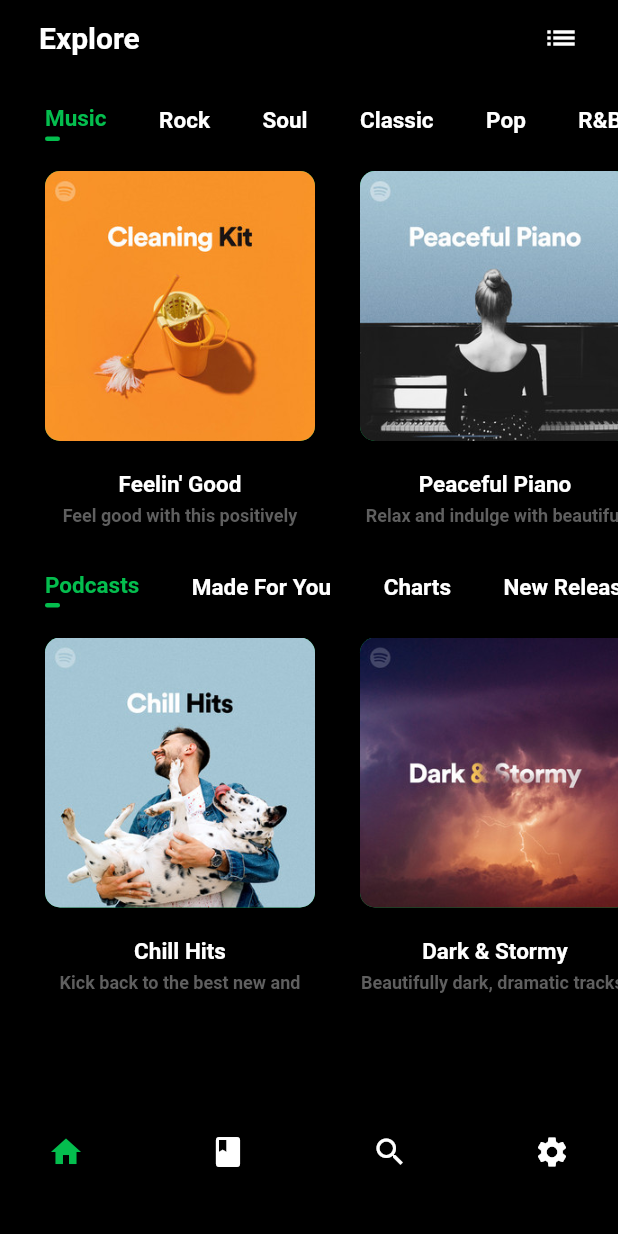
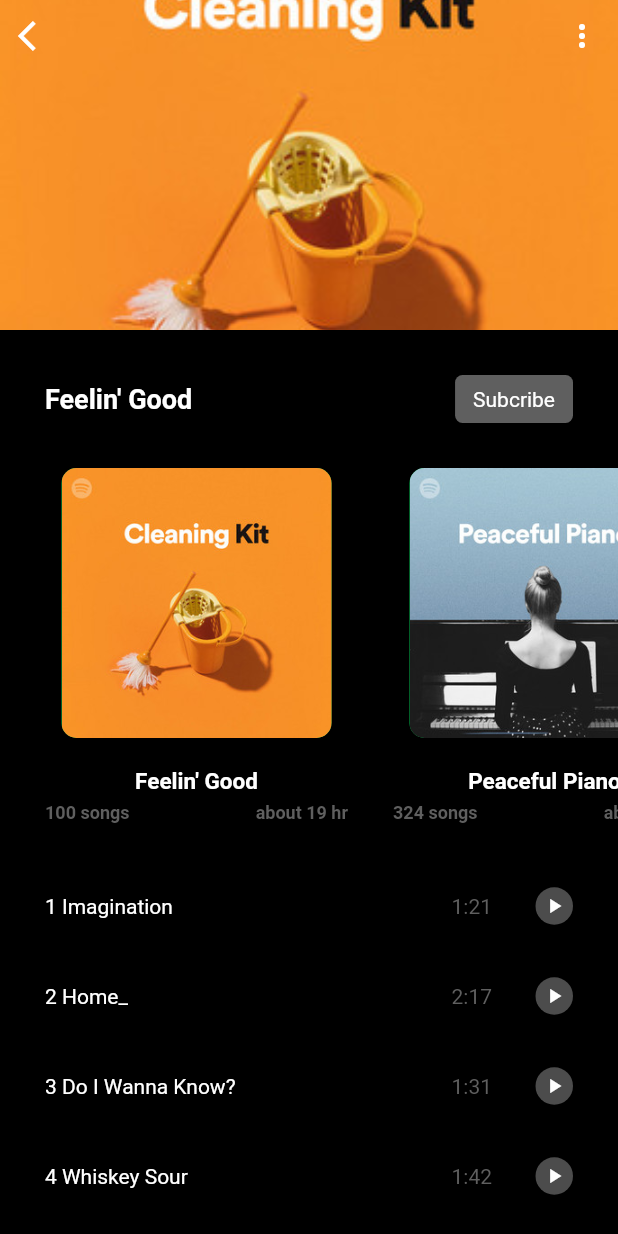
Before and after one commit to miydryg/spotify_clone, a Flutter app: the screen it shows after launch, after a tap on "Feelin' Good", on a phone screen of 412 x 824 dp. Run offline on Flutter 3.47's test engine with Material 2 defaults, Android fonts, the phone set to English and light mode, and no system bars.

Commit message:
add provider

```diff
--- a/lib/main.dart
+++ b/lib/main.dart
@@ -1,9 +1,28 @@
 import 'package:flutter/material.dart';
 import 'package:spotify_clone/pages/root_app.dart';
+import 'package:provider/provider.dart';
+
+import 'package:spotify_clone/provider/root_app_provider.dart';
 
 void main() {
-  runApp(const MaterialApp(
-    debugShowCheckedModeBanner: false,
-    home: RootApp(),
-  ));
+  runApp(const MyApp());
 }
+
+class MyApp extends StatelessWidget {
+  const MyApp({
+    super.key,
+  });
+
+  @override
+  Widget build(BuildContext context) {
+    return  MultiProvider(
+        providers: [
+          ChangeNotifierProvider.value(value: RootAppProvider()),
+
+        ],
+        child: const MaterialApp(
+          home: RootApp(),
+        )
+    );
+  }
+}
--- /dev/null
+++ b/lib/pages/album_page.dart
@@ -0,0 +1,240 @@
+import 'package:flutter/material.dart';
+import 'package:spotify_clone/json/songs_json.dart';
+
+import '../theme/colors.dart';
+import 'home_page.dart';
+
+class a extends StatelessWidget {
+  const a({Key? key}) : super(key: key);
+
+  @override
+  Widget build(BuildContext context) {
+    return const Placeholder();
+  }
+}
+
+
+class AlbumPage extends StatefulWidget {
+  final dynamic song;
+
+  const AlbumPage({Key? key, this.song}) : super(key: key);
+
+  @override
+  State<AlbumPage> createState() => _AlbumPageState();
+}
+
+class _AlbumPageState extends State<AlbumPage> {
+  @override
+  Widget build(BuildContext context) {
+    return Scaffold(
+      backgroundColor: Colors.black,
+      body: albumPageBody(),
+    );
+  }
+
+
+   // class albumPageBody extends StatelessWidget {
+   // const albumPageBody({Key? key, this.song}) : super(key: key);
+   // final dynamic song;
+   // @override
+  Widget albumPageBody() {
+    var size = MediaQuery.of(context).size;
+    List songAlbums = widget.song['songs'];
+    return SingleChildScrollView(
+      child: Stack(
+        children: [
+          Column(
+            children: [
+              Container(
+                width: size.width,
+                height: 220,
+                decoration: BoxDecoration(
+                    image: DecorationImage(
+                        image: AssetImage(widget.song['img']),
+                        fit: BoxFit.cover)),
+              ),
+              SizedBox(
+                height: 30,
+              ),
+              Padding(
+                padding: const EdgeInsets.only(right: 30, left: 30),
+                child: Row(
+                  mainAxisAlignment: MainAxisAlignment.spaceBetween,
+                  children: [
+                    Text(widget.song['title'],
+                        style: const TextStyle(
+                            fontSize: 18,
+                            fontWeight: FontWeight.bold,
+                            color: white)),
+                    Container(
+                      decoration: BoxDecoration(
+                          color: grey, borderRadius: BorderRadius.circular(5)),
+                      child: Padding(
+                        padding: const EdgeInsets.only(
+                            left: 12, right: 12, top: 8, bottom: 8),
+                        child: Text(
+                          'Subcribe',
+                          style: TextStyle(color: white),
+                        ),
+                      ),
+                    )
+                  ],
+                ),
+              ),
+              SizedBox(
+                height: 30,
+              ),
+              SingleChildScrollView(
+                scrollDirection: Axis.horizontal,
+                child: Padding(
+                  padding: const EdgeInsets.only(left: 30),
+                  child: Row(
+                    children: List.generate(songs.length, (index) {
+                      return Padding(
+                        padding: const EdgeInsets.only(right: 30),
+                        child: GestureDetector(
+                          onTap: () {
+                            Navigator.of(context).push(createRoute(index));
+                          },
+                          child: Column(
+                            children: [
+                              Container(
+                                width: 180,
+                                height: 180,
+                                decoration: BoxDecoration(
+                                    image: DecorationImage(
+                                        image: AssetImage(songs[index]['img']),
+                                        fit: BoxFit.cover),
+                                    color: primary,
+                                    borderRadius: BorderRadius.circular(10)),
+                              ),
+                              const SizedBox(
+                                height: 20,
+                              ),
+                              Text(
+                                songs[index]['title'],
+                                style: const TextStyle(
+                                    fontSize: 15,
+                                    color: white,
+                                    fontWeight: FontWeight.w600),
+                              ),
+                              const SizedBox(
+                                height: 5,
+                              ),
+                              SizedBox(
+                                width: size.width - 210,
+                                child: Row(
+                                  mainAxisAlignment:
+                                      MainAxisAlignment.spaceBetween,
+                                  children: [
+                                    Text(
+                                      songs[index]['song_count'],
+                                      maxLines: 1,
+                                      textAlign: TextAlign.center,
+                                      style: const TextStyle(
+                                          fontSize: 12,
+                                          color: grey,
+                                          fontWeight: FontWeight.w600),
+                                    ),
+                                    Text(
+                                      songs[index]['date'],
+                                      maxLines: 1,
+                                      textAlign: TextAlign.center,
+                                      style: const TextStyle(
+                                          fontSize: 12,
+                                          color: grey,
+                                          fontWeight: FontWeight.w600),
+                                    ),
+                                  ],
+                                ),
+                              )
+                            ],
+                          ),
+                        ),
+                      );
+                    }),
+                  ),
+                ),
+              ),
+              SizedBox(
+                height: 30,
+              ),
+              Column(
+                children: List.generate(songAlbums.length, (index) {
+                  return Padding(
+                    padding:
+                        const EdgeInsets.only(right: 30, left: 30, bottom: 10),
+                    child: GestureDetector(
+                      onTap: () {},
+                      child: Row(
+                        children: [
+                          Container(
+                            width: (size.width - 60) * 0.77,
+                            child: Text(
+                              "${index + 1} " + songAlbums[index]['title'],
+                              style: TextStyle(color: white),
+                            ),
+                          ),
+                          Container(
+                            width: (size.width - 60) * 0.23,
+                            height: 50,
+                            child: Row(
+                              mainAxisAlignment: MainAxisAlignment.spaceBetween,
+                              children: [
+                                Text(
+                                  songAlbums[index]['duration'],
+                                  style: TextStyle(color: grey, fontSize: 14),
+                                ),
+                                Container(
+                                  width: 25,
+                                  height: 25,
+                                  decoration: BoxDecoration(
+                                    shape: BoxShape.circle,
+                                    color: grey.withOpacity(0.8)
+                                  ),
+                                  child: Icon(Icons.play_arrow, color: white, size: 16,), // ICONADDTOFAVORITE LIFT OR CHANGENOLIFIRE
+                                )
+                              ],
+                            ),
+                          ),
+                        ],
+                      ),
+                    ),
+                  );
+                }),
+              )
+            ],
+          ),
+          SafeArea(
+            child: Row(
+              mainAxisAlignment: MainAxisAlignment.spaceBetween,
+              children: [
+                IconButton(
+                    onPressed: () {
+                      Navigator.pop(context);
+                    },
+                    icon: const Icon(
+                      Icons.arrow_back_ios,
+                      color: white,
+                    )),
+                IconButton(
+                    onPressed: () {
+                      Navigator.pop(context);
+                    },
+                    icon: const Icon(
+                      Icons.more_vert,
+                      color: white,
+                    ))
+              ],
+            ),
+          )
+        ],
+      ),
+    );
+  }
+}
+
+// class AlbumPageBody extends StatelessWidget {
+//   const AlbumPageBody({Key? key, this.song}) : super(key: key);
+//   final dynamic song;
+//   @override
--- a/lib/pages/home_page.dart
+++ b/lib/pages/home_page.dart
@@ -1,6 +1,10 @@
+
+
 import 'package:flutter/material.dart';
 import 'package:spotify_clone/json/songs_json.dart';
+import 'package:spotify_clone/pages/album_page.dart';
 import 'package:spotify_clone/theme/colors.dart';
+//import 'package:spotify_clone/route/route.dart';
 
 class HomePage extends StatefulWidget {
   const HomePage({Key? key}) : super(key: key);
@@ -16,13 +20,11 @@ class _HomePageState extends State<HomePage> {
   void menuTap(int index) {
     setState(() {
       activeMenu = index;
-
     });
   }
 
   void menuTapBottom(int index) {
     setState(() {
-
       activeMenuBottom = index;
     });
   }
@@ -31,13 +33,16 @@ class _HomePageState extends State<HomePage> {
   Widget build(BuildContext context) {
     return Scaffold(
       backgroundColor: black,
-      appBar: PreferredSize(
-          preferredSize: const Size.fromHeight(50.0), child: getAppBar()),
-      body: getBody(),
+      appBar: const PreferredSize(
+          preferredSize: Size.fromHeight(50.0), child: GetAppBar()),
+      body: GetBodyHomePage(activeMenu, activeMenuBottom, menuTap, menuTapBottom),
     );
   }
-
-  Widget getAppBar() {
+}
+  class GetAppBar extends StatelessWidget {
+    const GetAppBar({Key? key}) : super(key: key);
+    @override
+    Widget build(BuildContext context) {
       return AppBar(
         backgroundColor: black,
         elevation: 0,
@@ -57,8 +62,19 @@ class _HomePageState extends State<HomePage> {
         ),
       );
     }
+  }
 
-  Widget getBody() {
+
+class GetBodyHomePage extends StatelessWidget {
+
+  final int menuActiveTap;
+  final int menuActiveTapBottom;
+  final Function menuTapState;
+  final Function menuTapStateBottom;
+  const GetBodyHomePage(this.menuActiveTap, this.menuActiveTapBottom, this.menuTapState, this.menuTapStateBottom, {super.key,});
+
+  @override
+  Widget build(BuildContext context) {
     return SingleChildScrollView(
       child: Column(
         crossAxisAlignment: CrossAxisAlignment.start,
@@ -76,7 +92,7 @@ class _HomePageState extends State<HomePage> {
                           padding: const EdgeInsets.only(right: 35),
                           child: GestureDetector(
                             onTap: () {
-                          menuTap(index);
+                              menuTapState(index);
                             },
                             child: Column(
                               crossAxisAlignment: CrossAxisAlignment.start,
@@ -85,19 +101,22 @@ class _HomePageState extends State<HomePage> {
                                   song_type_1[index],
                                   style: TextStyle(
                                       fontSize: 15,
-                                  color: activeMenu == index ? primary : white,
+                                      color: menuActiveTap == index
+                                          ? primary
+                                          : white,
                                       fontWeight: FontWeight.w600),
                                 ),
                                 const SizedBox(
                                   height: 3,
                                 ),
-                            activeMenu == index
+                                menuActiveTap == index
                                     ? Container(
                                     width: 10,
                                     height: 3,
                                     decoration: BoxDecoration(
                                         color: primary,
-                                        borderRadius: BorderRadius.circular(5)))
+                                        borderRadius: BorderRadius.circular(
+                                            5)))
                                     : Container()
                               ],
                             ),
@@ -116,9 +135,12 @@ class _HomePageState extends State<HomePage> {
                   child: Row(
                     children: List.generate(songs.length - 5, (index) {
                       return Padding(
+
                         padding: const EdgeInsets.only(right: 30),
                         child: GestureDetector(
-                          onTap: () {},
+                          onTap: () {
+                            Navigator.of(context).push(createRoute(index));
+                          },
                           child: Column(
                             children: [
                               Container(
@@ -126,7 +148,8 @@ class _HomePageState extends State<HomePage> {
                                 height: 180,
                                 decoration: BoxDecoration(
                                     image: DecorationImage(
-                                        image: AssetImage(songs[index]['img']),
+                                        image: AssetImage(
+                                            songs[index]['img']),
                                         fit: BoxFit.cover),
                                     color: primary,
                                     borderRadius: BorderRadius.circular(10)),
@@ -178,7 +201,7 @@ class _HomePageState extends State<HomePage> {
                       padding: const EdgeInsets.only(right: 35),
                       child: GestureDetector(
                         onTap: () {
-                          menuTapBottom(index);
+                          menuTapStateBottom(index);
                         },
                         child: Column(
                           crossAxisAlignment: CrossAxisAlignment.start,
@@ -187,13 +210,15 @@ class _HomePageState extends State<HomePage> {
                               song_type_2[index],
                               style: TextStyle(
                                   fontSize: 15,
-                                  color: activeMenuBottom == index ? primary : white,
+                                  color: menuActiveTapBottom == index
+                                      ? primary
+                                      : white,
                                   fontWeight: FontWeight.w600),
                             ),
                             const SizedBox(
                               height: 3,
                             ),
-                            activeMenuBottom == index
+                            menuActiveTapBottom == index
                                 ? Container(
                                 width: 10,
                                 height: 3,
@@ -220,7 +245,9 @@ class _HomePageState extends State<HomePage> {
                   return Padding(
                     padding: const EdgeInsets.only(right: 30),
                     child: GestureDetector(
-                      onTap: () {},
+                      onTap: () {
+                        Navigator.of(context).push(createRoute(index + 5));
+                      },
                       child: Column(
                         children: [
                           Container(
@@ -228,7 +255,8 @@ class _HomePageState extends State<HomePage> {
                             height: 180,
                             decoration: BoxDecoration(
                                 image: DecorationImage(
-                                    image: AssetImage(songs[index + 5]['img']),
+                                    image: AssetImage(
+                                        songs[index + 5]['img']),
                                     fit: BoxFit.cover),
                                 color: primary,
                                 borderRadius: BorderRadius.circular(10)),
@@ -271,3 +299,15 @@ class _HomePageState extends State<HomePage> {
     );
   }
 }
+
+
+
+Route createRoute(index) {
+  return PageRouteBuilder(
+    pageBuilder: (context, animation, secondaryAnimation) => const AlbumPage(),
+    transitionsBuilder: (context, animation, secondaryAnimation, child) {
+      return  AlbumPage(
+        song: songs[index],);
+    },
+  );
+}
--- a/lib/pages/root_app.dart
+++ b/lib/pages/root_app.dart
@@ -1,35 +1,28 @@
 import 'package:flutter/material.dart';
 import 'package:spotify_clone/pages/home_page.dart';
 import 'package:spotify_clone/theme/colors.dart';
+import 'package:provider/provider.dart';
+import 'package:spotify_clone/provider/root_app_provider.dart';
 
-class RootApp extends StatefulWidget {
+class RootApp extends StatelessWidget {
   const RootApp({Key? key}) : super(key: key);
-
-  @override
-  State<RootApp> createState() => _RootAppState();
-}
-
-class _RootAppState extends State<RootApp> {
-  int activeTab = 0;
-
-  void bottomTap(int index) {
-    setState(() {
-      activeTab = index;
-    });
-  }
-
   @override
   Widget build(BuildContext context) {
     return Scaffold(
       backgroundColor: Colors.black,
-      bottomNavigationBar: getFooter(),
-      body: getBody(),
+      bottomNavigationBar: GetFooterBar(),
+      body: const GetAppBar(),
     );
   }
-
-  Widget getBody() {
+}
+  class GetAppBar extends StatelessWidget {
+  const GetAppBar({Key? key}) : super(key: key);
+  @override
+  Widget build(BuildContext context) {
+    final provider = Provider.of<RootAppProvider>(context);
+    final activeProviderTab = provider.activeTab;
     return IndexedStack(
-      index: activeTab,
+      index: activeProviderTab,
       children: const [
       HomePage(),
         Center(
@@ -57,13 +50,23 @@ class _RootAppState extends State<RootApp> {
     );
   }
 
-  Widget getFooter() {
+
+}
+
+class GetFooterBar extends StatelessWidget {
+   GetFooterBar({super.key});
+
   final List<IconData> items = [
     Icons.home,
     Icons.book,
     Icons.search,
     Icons.settings
   ];
+
+  @override
+  Widget build(BuildContext context) {
+    final provider = Provider.of<RootAppProvider>(context);
+    final activeProviderTab = provider.activeTab;
     return Container(
       height: 80,
       decoration: const BoxDecoration(color: Colors.black),
@@ -76,11 +79,11 @@ class _RootAppState extends State<RootApp> {
               items.length,
               (index) => IconButton(
                   onPressed: () {
-                    bottomTap(index);
+                    Provider.of<RootAppProvider>(context,listen:false).menuActiveTap(index);
                   },
                   icon: Icon(
                     items[index],
-                    color: activeTab == index ? primary : white,
+                    color: activeProviderTab == index ? primary : white,
                   ))),
         ),
       ),
--- /dev/null
+++ b/lib/provider/root_app_provider.dart
@@ -0,0 +1,14 @@
+import 'package:flutter/cupertino.dart';
+
+class RootAppProvider extends ChangeNotifier{
+  int activeTab = 0;
+
+  int get menuTap{
+    return activeTab;
+  }
+
+  void menuActiveTap(index){
+    activeTab = index;
+    notifyListeners();
+  }
+}
--- a/pubspec.yaml
+++ b/pubspec.yaml
@@ -31,6 +31,7 @@ dependencies:
   flutter:
     sdk: flutter
   cupertino_icons: ^1.0.2
+  provider: ^6.0.5
 
 dev_dependencies:
   flutter_test:
```
Also changed, not shown: lib/route/route.dart (added), pubspec.lock, 1 other file. Lines whose indentation alone changed are shown as unchanged.
